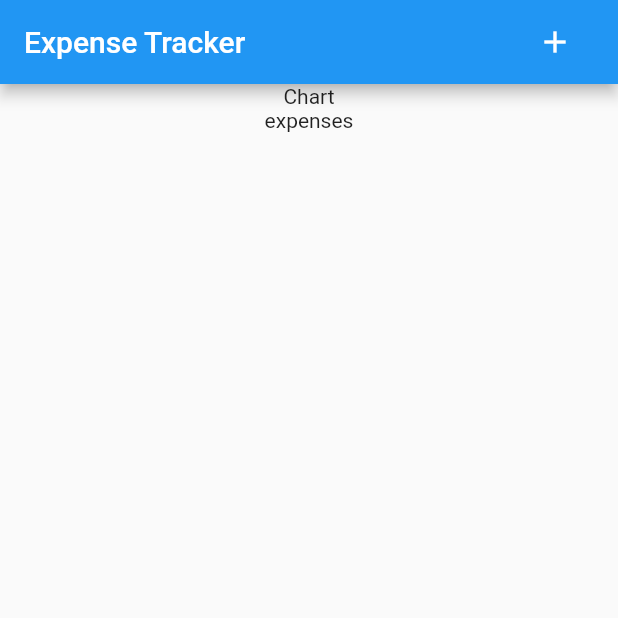
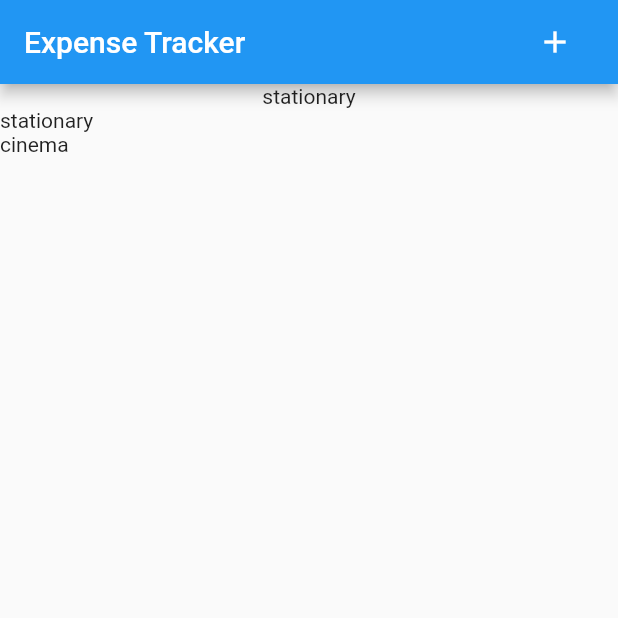
Before and after one commit to ganesh7262/flutter, a Flutter app: the screen it shows after launch, on a phone screen of 412 x 824 dp, the top half of it. Run offline on Flutter 3.47's test engine with Material 2 defaults, Android fonts, the phone set to English and light mode, and no system bars; our stand-ins replace animated_text_kit, audioplayers, cloud_firestore, firebase_auth, firebase_core, flutter_spinkit and 3 more; accounts and stored records are empty.

Commit message:
home screen update

```diff
--- a/Flutter-dev/expense_tracker/lib/main_screen.dart
+++ b/Flutter-dev/expense_tracker/lib/main_screen.dart
@@ -1,4 +1,6 @@
 import 'package:flutter/material.dart';
+import 'utility/expenseclass.dart';
+import 'package:expense_tracker/utility/expenses_list.dart';
 
 class ExpScreen extends StatefulWidget {
   const ExpScreen({super.key});
@@ -8,6 +10,18 @@ class ExpScreen extends StatefulWidget {
 }
 
 class _ExpScreenState extends State<ExpScreen> {
+  final List<Expense> _registeredExpense = [
+    Expense(
+        title: "stationary",
+        amount: 200.32,
+        dateTime: DateTime.now(),
+        category: Category.work),
+    Expense(
+        title: "cinema",
+        amount: 200.32,
+        dateTime: DateTime.now(),
+        category: Category.leisure),
+  ];
   @override
   Widget build(BuildContext context) {
     return Scaffold(
@@ -27,14 +41,14 @@ class _ExpScreenState extends State<ExpScreen> {
           )
         ],
       ),
-      body: const Column(
+      body: Column(
         crossAxisAlignment: CrossAxisAlignment.center,
         children: [
-          SizedBox(
+          const SizedBox(
             width: double.infinity,
           ),
-          Text("Chart"),
-          Text("expenses")
+          Text(_registeredExpense[0].title.toString()),
+          ExpensesListWid(expense: _registeredExpense)
         ],
       ),
     );
--- a/Flutter-dev/expense_tracker/lib/utility/expenseclass.dart
+++ b/Flutter-dev/expense_tracker/lib/utility/expenseclass.dart
@@ -2,11 +2,18 @@ import 'package:uuid/uuid.dart';
 
 const uuid = Uuid();
 
+enum Category { food, leisure, travel, work }
+
 class Expense {
-  Expense({required this.title, required this.amount, required this.dateTime})
+  Expense(
+      {required this.title,
+      required this.amount,
+      required this.dateTime,
+      required this.category})
       : id = uuid.v4();
   final String id;
   final String title;
   final double amount;
   final DateTime dateTime;
+  final Category category;
 }
--- /dev/null
+++ b/Flutter-dev/expense_tracker/lib/utility/expenses_list.dart
@@ -0,0 +1,15 @@
+import 'package:expense_tracker/utility/expenseclass.dart';
+import 'package:flutter/material.dart';
+
+class ExpensesListWid extends StatelessWidget {
+  const ExpensesListWid({super.key, required this.expense});
+  final List<Expense> expense;
+
+  @override
+  Widget build(BuildContext context) {
+    return ListView.builder(
+        shrinkWrap: true,
+        itemCount: expense.length,
+        itemBuilder: (ctx, idx) => Text(expense[idx].title));
+  }
+}
```
